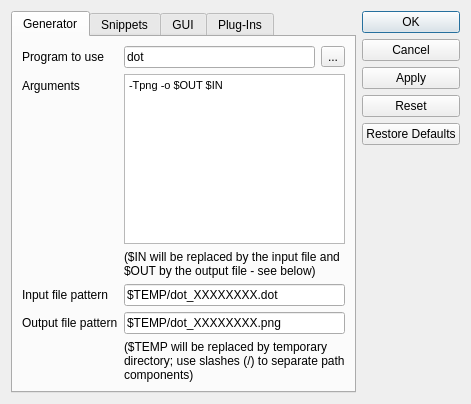
The window that library/gui/settings.ui (TNick/dot-editor) describes before a commit, drawn with Qt 5.
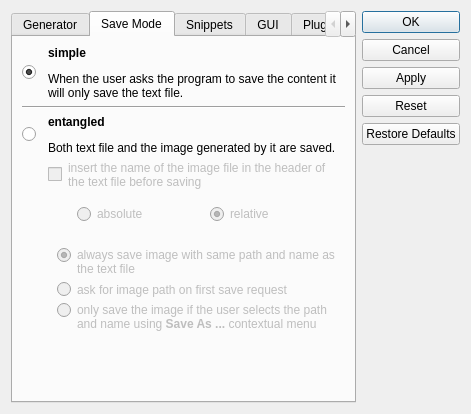
The same window after the commit.

Diff of the .ui file:
```diff
--- a/library/gui/settings.ui
+++ b/library/gui/settings.ui
@@ -7,7 +7,7 @@
     <x>0</x>
     <y>0</y>
     <width>471</width>
-    <height>404</height>
+    <height>414</height>
    </rect>
   </property>
   <property name="windowTitle">
@@ -17,7 +17,7 @@
    <item>
     <widget class="QTabWidget" name="tabWidget">
      <property name="currentIndex">
-      <number>0</number>
+      <number>1</number>
      </property>
      <widget class="QWidget" name="tab">
       <attribute name="title">
@@ -117,6 +117,216 @@
        </item>
       </layout>
      </widget>
+     <widget class="QWidget" name="tab_5">
+      <attribute name="title">
+       <string>Save Mode</string>
+      </attribute>
+      <layout class="QGridLayout" name="gridLayout" columnstretch="0,0,0,0">
+       <item row="2" column="1" colspan="3">
+        <widget class="QLabel" name="label_15">
+         <property name="enabled">
+          <bool>true</bool>
+         </property>
+         <property name="text">
+          <string>&lt;html&gt;&lt;head/&gt;&lt;body&gt;&lt;p&gt;&lt;span style=&quot; font-weight:600;&quot;&gt;entangled&lt;/span&gt;&lt;/p&gt;&lt;p&gt;Both text file and the image generated by it are saved.&lt;/p&gt;&lt;/body&gt;&lt;/html&gt;</string>
+         </property>
+         <property name="wordWrap">
+          <bool>true</bool>
+         </property>
+        </widget>
+       </item>
+       <item row="0" column="1" colspan="3">
+        <widget class="QLabel" name="label_14">
+         <property name="text">
+          <string>&lt;html&gt;&lt;head/&gt;&lt;body&gt;&lt;p&gt;&lt;span style=&quot; font-weight:600;&quot;&gt;simple&lt;/span&gt;&lt;/p&gt;&lt;p&gt;When the user asks the program to save the content it will only save the text file.&lt;/p&gt;&lt;/body&gt;&lt;/html&gt;</string>
+         </property>
+         <property name="wordWrap">
+          <bool>true</bool>
+         </property>
+        </widget>
+       </item>
+       <item row="3" column="1">
+        <widget class="QCheckBox" name="imagePathInTextCheckBox">
+         <property name="enabled">
+          <bool>false</bool>
+         </property>
+         <property name="text">
+          <string/>
+         </property>
+        </widget>
+       </item>
+       <item row="0" column="0">
+        <widget class="QRadioButton" name="simpleSaveRadioButton">
+         <property name="text">
+          <string/>
+         </property>
+         <property name="checked">
+          <bool>true</bool>
+         </property>
+        </widget>
+       </item>
+       <item row="2" column="0">
+        <widget class="QRadioButton" name="entangledSaveRadioButton">
+         <property name="enabled">
+          <bool>true</bool>
+         </property>
+         <property name="text">
+          <string/>
+         </property>
+        </widget>
+       </item>
+       <item row="3" column="2" colspan="2">
+        <widget class="QLabel" name="label_13">
+         <property name="enabled">
+          <bool>false</bool>
+         </property>
+         <property name="text">
+          <string>insert the name of the image file in the header of the text file before saving</string>
+         </property>
+         <property name="wordWrap">
+          <bool>true</bool>
+         </property>
+        </widget>
+       </item>
+       <item row="7" column="1" colspan="3">
+        <widget class="QWidget" name="widget_2" native="true">
+         <layout class="QFormLayout" name="formLayout_4">
+          <item row="0" column="0">
+           <widget class="QRadioButton" name="imageHasSamePathRadioButton">
+            <property name="enabled">
+             <bool>false</bool>
+            </property>
+            <property name="text">
+             <string/>
+            </property>
+            <property name="checked">
+             <bool>true</bool>
+            </property>
+           </widget>
+          </item>
+          <item row="0" column="1">
+           <widget class="QLabel" name="label_16">
+            <property name="enabled">
+             <bool>false</bool>
+            </property>
+            <property name="text">
+             <string>always save image with same path and name as the text file</string>
+            </property>
+            <property name="wordWrap">
+             <bool>true</bool>
+            </property>
+           </widget>
+          </item>
+          <item row="1" column="0">
+           <widget class="QRadioButton" name="imageAskOnFirstSaveRadioButton">
+            <property name="enabled">
+             <bool>false</bool>
+            </property>
+            <property name="text">
+             <string/>
+            </property>
+           </widget>
+          </item>
+          <item row="1" column="1">
+           <widget class="QLabel" name="label_17">
+            <property name="enabled">
+             <bool>false</bool>
+            </property>
+            <property name="text">
+             <string>ask for image path on first save request</string>
+            </property>
+            <property name="wordWrap">
+             <bool>true</bool>
+            </property>
+           </widget>
+          </item>
+          <item row="2" column="0">
+           <widget class="QRadioButton" name="saveImageAfterRequestRadioButton">
+            <property name="enabled">
+             <bool>false</bool>
+            </property>
+            <property name="text">
+             <string/>
+            </property>
+           </widget>
+          </item>
+          <item row="2" column="1">
+           <widget class="QLabel" name="label_18">
+            <property name="enabled">
+             <bool>false</bool>
+            </property>
+            <property name="text">
+             <string>&lt;html&gt;&lt;head/&gt;&lt;body&gt;&lt;p&gt;only save the image if the user selects the path and name using &lt;span style=&quot; font-weight:600;&quot;&gt;Save As ...&lt;/span&gt; contextual menu&lt;/p&gt;&lt;/body&gt;&lt;/html&gt;</string>
+            </property>
+            <property name="wordWrap">
+             <bool>true</bool>
+            </property>
+           </widget>
+          </item>
+         </layout>
+        </widget>
+       </item>
+       <item row="4" column="2" colspan="2">
+        <widget class="QWidget" name="widget" native="true">
+         <property name="enabled">
+          <bool>false</bool>
+         </property>
+         <layout class="QHBoxLayout" name="horizontalLayout_4">
+          <item>
+           <widget class="QRadioButton" name="absoluteImagePathRadioButton">
+            <property name="text">
+             <string>absolute</string>
+            </property>
+           </widget>
+          </item>
+          <item>
+           <widget class="QRadioButton" name="relativeImagePathRadioButton">
+            <property name="text">
+             <string>relative</string>
+            </property>
+            <property name="checked">
+             <bool>true</bool>
+            </property>
+           </widget>
+          </item>
+         </layout>
+        </widget>
+       </item>
+       <item row="8" column="3">
+        <spacer name="horizontalSpacer">
+         <property name="orientation">
+          <enum>Qt::Horizontal</enum>
+         </property>
+         <property name="sizeHint" stdset="0">
+          <size>
+           <width>40</width>
+           <height>20</height>
+          </size>
+         </property>
+        </spacer>
+       </item>
+       <item row="8" column="0">
+        <spacer name="verticalSpacer">
+         <property name="orientation">
+          <enum>Qt::Vertical</enum>
+         </property>
+         <property name="sizeHint" stdset="0">
+          <size>
+           <width>20</width>
+           <height>40</height>
+          </size>
+         </property>
+        </spacer>
+       </item>
+       <item row="1" column="0" colspan="4">
+        <widget class="Line" name="line">
+         <property name="orientation">
+          <enum>Qt::Horizontal</enum>
+         </property>
+        </widget>
+       </item>
+      </layout>
+     </widget>
      <widget class="QWidget" name="tab_2">
       <attribute name="title">
        <string>Snippets</string>
```
Left out of the diff: 187 changed lines with no effect on the pictures.
